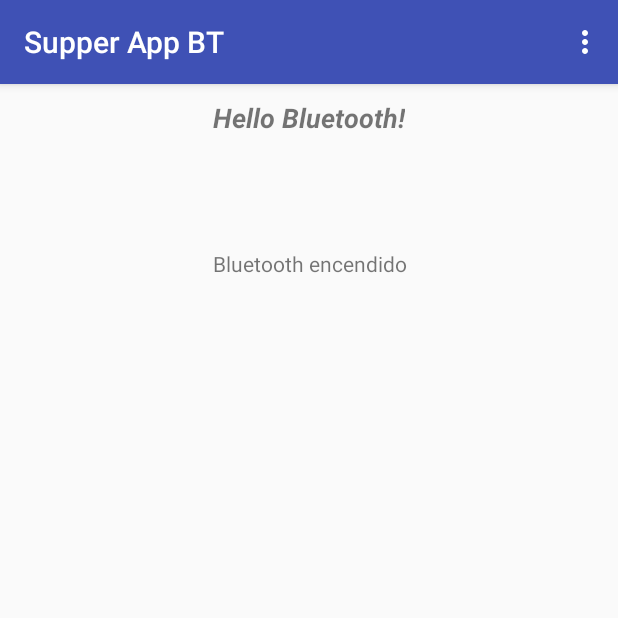
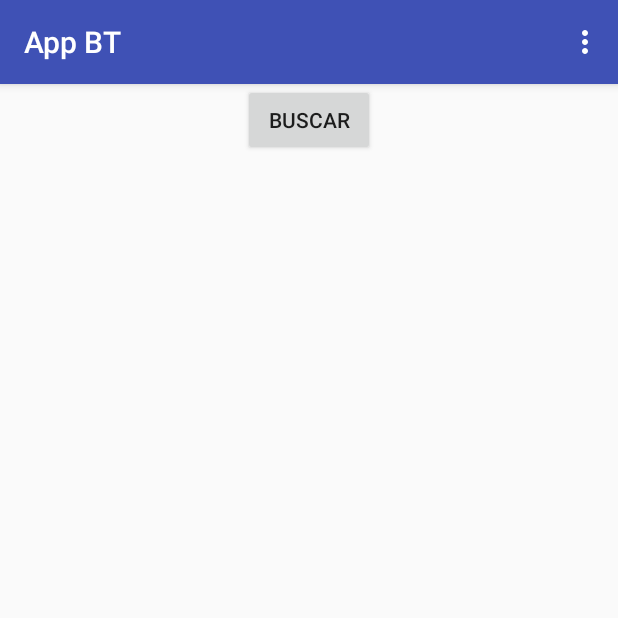
Before and after one commit to PabloQuiroga/Bluetooth-Lab, an Android app: the screen it shows after launch (MainActivity), in the options menu, after a tap on "Activar", on a phone screen of 412 x 824 dp, the top half of it. Run offline under Robolectric (Android 15) with nearby library versions, the light colour scheme and no system bars.

Commit message:
modificaciones a la interfaz

```diff
--- a/app/src/main/AndroidManifest.xml
+++ b/app/src/main/AndroidManifest.xml
@@ -4,6 +4,8 @@
 
     <uses-permission android:name="android.permission.BLUETOOTH" />
     <uses-permission android:name="android.permission.BLUETOOTH_ADMIN" />
+
+    <uses-permission android:name="android.permission.ACCESS_FINE_LOCATION" />
 
     <application
         android:allowBackup="true"
--- a/app/src/main/java/com/softtek/bluetooth/DeviceItem.java
+++ b/app/src/main/java/com/softtek/bluetooth/DeviceItem.java
@@ -3,7 +3,6 @@ package com.softtek.bluetooth;
 import android.bluetooth.BluetoothDevice;
 
 public class DeviceItem {
-    private final int[]state = {BluetoothDevice.BOND_NONE, BluetoothDevice.BOND_BONDING, BluetoothDevice.BOND_BONDED};
     private String name;
     private String address;
     private int estado;
--- a/app/src/main/java/com/softtek/bluetooth/MainActivity.java
+++ b/app/src/main/java/com/softtek/bluetooth/MainActivity.java
@@ -1,95 +1,51 @@
 package com.softtek.bluetooth;
 
+import android.Manifest;
 import android.bluetooth.BluetoothAdapter;
 import android.bluetooth.BluetoothDevice;
-import android.bluetooth.BluetoothSocket;
 import android.content.BroadcastReceiver;
 import android.content.Context;
 import android.content.DialogInterface;
 import android.content.Intent;
 import android.content.IntentFilter;
-import android.os.Bundle;
-import android.os.Handler;
-import android.os.Message;
-import android.support.annotation.Nullable;
+import android.content.pm.PackageManager;
+import android.support.v4.app.ActivityCompat;
 import android.support.v7.app.AlertDialog;
 import android.support.v7.app.AppCompatActivity;
+import android.os.Bundle;
 import android.util.Log;
 import android.view.Menu;
 import android.view.MenuItem;
 import android.view.View;
-import android.widget.AdapterView;
 import android.widget.ArrayAdapter;
+import android.widget.Button;
 import android.widget.ListView;
-import android.widget.TextView;
 import android.widget.Toast;
 
-import java.io.IOException;
 import java.util.ArrayList;
-import java.util.Set;
-import java.util.UUID;
 
-public class MainActivity extends AppCompatActivity implements AdapterView.OnItemClickListener, AdapterView.OnItemLongClickListener{
+public class MainActivity extends AppCompatActivity implements View.OnClickListener{
 
-    private static final UUID MY_UUID = UUID.fromString("fa87c0d0-afac-11de-8a39-0800200c9a66");
-    private ListView listadoDevice;
-    private TextView txtDevice;
+    private Button btn_scan;
+    private ListView listado_devices;
 
     private BluetoothAdapter bluetoothAdapter;
-
-    private ArrayList<BluetoothDevice> lista;
-    private AdapterDevice adapter;
-    private boolean estado;
-
-    /******************* MENU INICIO***************************/
-    @Override
-    public boolean onOptionsItemSelected(MenuItem item) {
-        int id = item.getItemId();
-
-        if (id == R.id.action_activar) {
-            bluetoothAdapter.enable();
-            txtDevice.setText(R.string.BTstateOn);
-            estado = true;
-            return true;
-        }
-        if (id == R.id.action_buscar) {
-            if(estado){
-                scanDevice2();
-                //adapter.notifyDataSetChanged();
-                //txtDevice.setText(R.string.BTsearch);
-            }
-            return true;
-        }
-        if (id == R.id.action_desactivar) {
-            bluetoothAdapter.disable();
-
-            listadoDevice.setVisibility(View.GONE);
-            txtDevice.setVisibility(View.VISIBLE);
-            txtDevice.setText(R.string.BTstateOff);
-
-            estado = false;
-            return true;
-        }
-        return super.onOptionsItemSelected(item);
-    }
+    private ArrayList<DeviceItem> lista = new ArrayList<>();
+    ArrayList<String>devices = new ArrayList<>();
+    private ArrayAdapter<String> arrayAdapter;
 
     @Override
-    public boolean onCreateOptionsMenu(Menu menu) {
-        getMenuInflater().inflate(R.menu.menu_main, menu);
-        return true;
-    }
-    /********************* MENU FIN ****************************/
-
-    @Override
-    protected void onCreate(@Nullable Bundle savedInstanceState) {
+    protected void onCreate(Bundle savedInstanceState) {
         super.onCreate(savedInstanceState);
         setContentView(R.layout.activity_main);
 
-        listadoDevice = (ListView) findViewById(R.id.listado_device);
-        txtDevice = (TextView) findViewById(R.id.lbl_devices);
+        btn_scan = (Button)findViewById(R.id.btn_scan);
+        btn_scan.setOnClickListener(this);
+        listado_devices = (ListView)findViewById(R.id.list_view);
+
+        setPermission();
 
         bluetoothAdapter = BluetoothAdapter.getDefaultAdapter();
-
         if (bluetoothAdapter == null) { //comprueba bluetooth soporte on device
             new AlertDialog.Builder(this)
                     .setTitle("No compatible")
@@ -103,50 +59,44 @@ public class MainActivity extends AppCompatActivity implements AdapterView.OnIte
                     .show();
         }
 
-        estado = bluetoothAdapter.isEnabled();
         lista = new ArrayList<>();
+    }
+
+    private void setPermission() {
+        if (ActivityCompat.checkSelfPermission(this, Manifest.permission.ACCESS_FINE_LOCATION)
+                != PackageManager.PERMISSION_GRANTED){
+
+            if (ActivityCompat.shouldShowRequestPermissionRationale(this,
+                    Manifest.permission.ACCESS_FINE_LOCATION)) {
+            } else {
+                ActivityCompat.requestPermissions(this,
+                        new String[]{Manifest.permission.ACCESS_FINE_LOCATION},
+                        200);
+            }
+        }
     }
 
     @Override
     protected void onResume() {
         super.onResume();
+        lista = new ArrayList<>();
 
-        lista = new ArrayList<>();
         bluetoothAdapter = BluetoothAdapter.getDefaultAdapter();
-        adapter = new AdapterDevice(this, lista);
-        listadoDevice.setAdapter(adapter);
-        listadoDevice.setOnItemClickListener(this);
-        listadoDevice.setOnItemLongClickListener(this);
 
-        estado = bluetoothAdapter.isEnabled();
-        if(estado){
-            txtDevice.setText(R.string.BTstateOn);
-        }else{
-            listadoDevice.setVisibility(View.GONE);
-            txtDevice.setVisibility(View.VISIBLE);
-            txtDevice.setText(R.string.BTstateOff);
-        }
+        arrayAdapter = new ArrayAdapter(this, android.R.layout.simple_list_item_1, devices);
+        listado_devices.setAdapter(arrayAdapter);
     }
 
-    public void scanDevice() {
-        if(bluetoothAdapter.isDiscovering()) {
-
-            //bluetoothAdapter.cancelDiscovery();
-            //lista = new ArrayList<>();
-            //adapter.clear();
-            //lista.clear();
-            /*IntentFilter filter = new IntentFilter(BluetoothDevice.ACTION_FOUND);
-            registerReceiver(receiver, filter);*/
-            //bluetoothAdapter.startDiscovery();
-
-        }else {
-            Toast.makeText(this, "Buscando dispositivos bluetooth", Toast.LENGTH_LONG).show();
-            // scan device
-            //lista = new ArrayList<>();
-            lista.clear();
+    @Override
+    public void onClick(View v) {
+        switch (v.getId()){
+            case R.id.btn_scan:{
+                arrayAdapter.clear();
                 IntentFilter filter = new IntentFilter(BluetoothDevice.ACTION_FOUND);
                 registerReceiver(receiver, filter);
                 bluetoothAdapter.startDiscovery();
+                break;
+            }
         }
     }
 
@@ -156,108 +106,40 @@ public class MainActivity extends AppCompatActivity implements AdapterView.OnIte
             String action = intent.getAction();
             // When discovery finds a device
             if (BluetoothDevice.ACTION_FOUND.equals(action)) {
-                listadoDevice.setVisibility(View.VISIBLE);
                 BluetoothDevice device = intent.getParcelableExtra(BluetoothDevice.EXTRA_DEVICE);
-                lista.add(device);
-                Log.e("RECEIVER", "descubierto: "+device.getName());
+                lista.add(new DeviceItem(device));
+                devices.add(device.getName());
+                arrayAdapter.notifyDataSetChanged();
             }
-            //adapter.notifyDataSetChanged();
         }
     };
 
+    /******************* MENU INICIO***************************/
+    @Override
+    public boolean onOptionsItemSelected(MenuItem item) {
+        int id = item.getItemId();
 
-
-    @Override
-    public void onItemClick(AdapterView<?> parent, View view, int position, long id) {
-        bluetoothAdapter.cancelDiscovery();
-
-        final BluetoothDevice bluetoothDevice = lista.get(position);
-        DeviceItem device = new DeviceItem(bluetoothDevice.getName(), bluetoothDevice.getAddress(), bluetoothDevice.getBondState());
-
-        if(device.isEmparejado() != BluetoothDevice.BOND_BONDED){
-            new AlertDialog.Builder(this)
-                    .setTitle(device.getName())
-                    .setMessage("Sus dispositivos no se encuentran vinculados")
-                    .setPositiveButton("Vincular", new DialogInterface.OnClickListener() {
-                        public void onClick(DialogInterface dialog, int which) {
-                            try {
-                                boolean isPaired = bluetoothDevice.createBond(); //vinculacion
-                                //UUID SPP_UUID = UUID.fromString("00001106-0000-1000-8000-00805F9B34FB");
-                                //btSocket = bluetoothDevice.createRfcommSocketToServiceRecord(SPP_UUID);
-                            }catch (NullPointerException ex){
-                                Log.e("Vinculacion", "error "+ ex.getMessage());
-                            }/*catch (IOException e){
-                                Log.e("btSocket asign", "error "+ e.getMessage());
-                            }*/
+        if (id == R.id.action_activar) {
+            if(!bluetoothAdapter.isEnabled()) {
+                bluetoothAdapter.enable();
+                Toast.makeText(this, "Activando Bluetooth", Toast.LENGTH_SHORT).show();
             }
-                    })
-                    .setNegativeButton("Cancelar", new DialogInterface.OnClickListener() {
-                        @Override
-                        public void onClick(DialogInterface dialog, int which) {
-                            // continuar con lo que hacia
-                        }
-                    })
-                    .setIcon(android.R.drawable.btn_star)
-                    .show();
-        }else{
-            Toast.makeText(MainActivity.this, " already conected to "+device.getName(), Toast.LENGTH_SHORT).show();
-        }
-    }
-    @Override
-    public boolean onItemLongClick(AdapterView<?> parent, View view, int position, long id) {
-        //TODO enviar archivo aqui
-        Toast.makeText(MainActivity.this, "Long click", Toast.LENGTH_SHORT).show();
-
-        /*BluetoothMessenger messenger = new BluetoothMessenger(btSocket);
-        String example = "Convert Java String";
-        byte[] bytes = example.getBytes();
-        messenger.write(bytes);
-        */
-
             return true;
         }
-
-    // TODO aca empiezo a meter lio xD
-
-    public void scanDevice2(){
-        Set<BluetoothDevice> pairedDevices = bluetoothAdapter.getBondedDevices();
-        ArrayList<String> devices = new ArrayList<>();
-        for(BluetoothDevice bt : pairedDevices){
-            devices.add(bt.getName());
+        if (id == R.id.action_desactivar) {
+            if(bluetoothAdapter.isEnabled()) {
+                bluetoothAdapter.disable();
+                Toast.makeText(this, "Desactivando Bluetooth", Toast.LENGTH_SHORT).show();
             }
-        ArrayAdapter arrayAdapter = new ArrayAdapter(this, android.R.layout.simple_list_item_1, devices);
-        listadoDevice.setAdapter(arrayAdapter);
-        Log.e("SCAN2","");
-    }
-
-    Handler handler = new Handler(new Handler.Callback() {
-        @Override
-        public boolean handleMessage(Message msg) {
             return true;
         }
-    });
-
-    private class ClientClass extends Thread{
-        private BluetoothDevice device;
-        private BluetoothSocket socket;
-
-        public ClientClass(BluetoothDevice bluetoothDevice){
-            device = bluetoothDevice;
-            try{
-                socket = device.createRfcommSocketToServiceRecord(MY_UUID);
-            }catch (IOException e){
-                e.printStackTrace();
-            }
+        return super.onOptionsItemSelected(item);
     }
 
     @Override
-        public void run() {
-            try{
-                socket.connect();
-                Log.e("Socket", ""+socket.isConnected());
-            }catch (IOException e){
-                e.printStackTrace();
+    public boolean onCreateOptionsMenu(Menu menu) {
+        getMenuInflater().inflate(R.menu.menu_main, menu);
+        return true;
     }
+    /********************* MENU FIN ****************************/
 }
-    }
-}
--- a/app/src/main/res/layout/activity_main.xml
+++ b/app/src/main/res/layout/activity_main.xml
@@ -8,27 +8,18 @@
     android:orientation="vertical"
     tools:context=".MainActivity">
 
-    <TextView
+    <Button
+        android:id="@+id/btn_scan"
         android:layout_width="wrap_content"
         android:layout_height="wrap_content"
-        android:text="Hello Bluetooth!"
-        android:textSize="18dp"
-        android:textStyle="bold|italic"
-        android:layout_gravity="center"
-        android:layout_margin="10dp"/>
+        android:layout_gravity="center_horizontal"
+        android:text="Buscar" />
 
     <ListView
-        android:id="@+id/listado_device"
-        android:layout_width="match_parent"
-        android:layout_height="match_parent"
-        android:visibility="gone"/>
-
-    <TextView
-        android:id="@+id/lbl_devices"
-        android:layout_width="match_parent"
-        android:layout_height="150dp"
-        android:text="devices null"
-        android:gravity="center"
-        android:visibility="visible"/>
+        android:id="@+id/list_view"
+        android:layout_width="wrap_content"
+        android:layout_height="wrap_content"
+        android:layout_margin="10dp"
+        android:background="@color/colorGray" />
 
 </LinearLayout>
--- a/app/src/main/res/menu/menu_main.xml
+++ b/app/src/main/res/menu/menu_main.xml
@@ -7,11 +7,7 @@
         android:orderInCategory="100"
         android:title="Activar"
         app:showAsAction="never" />
-    <item
-        android:id="@+id/action_buscar"
-        android:orderInCategory="100"
-        android:title="Buscar"
-        app:showAsAction="never" />
+
     <item
         android:id="@+id/action_desactivar"
         android:orderInCategory="100"
--- a/app/src/main/res/values/strings.xml
+++ b/app/src/main/res/values/strings.xml
@@ -1,5 +1,5 @@
 <resources>
-    <string name="app_name">Supper App BT</string>
+    <string name="app_name">App BT</string>
 
     <string name="BTstateOn">Bluetooth encendido</string>
     <string name="BTsearch">Buscando dispositivos</string>
```
Lines whose indentation alone changed are shown as unchanged.
